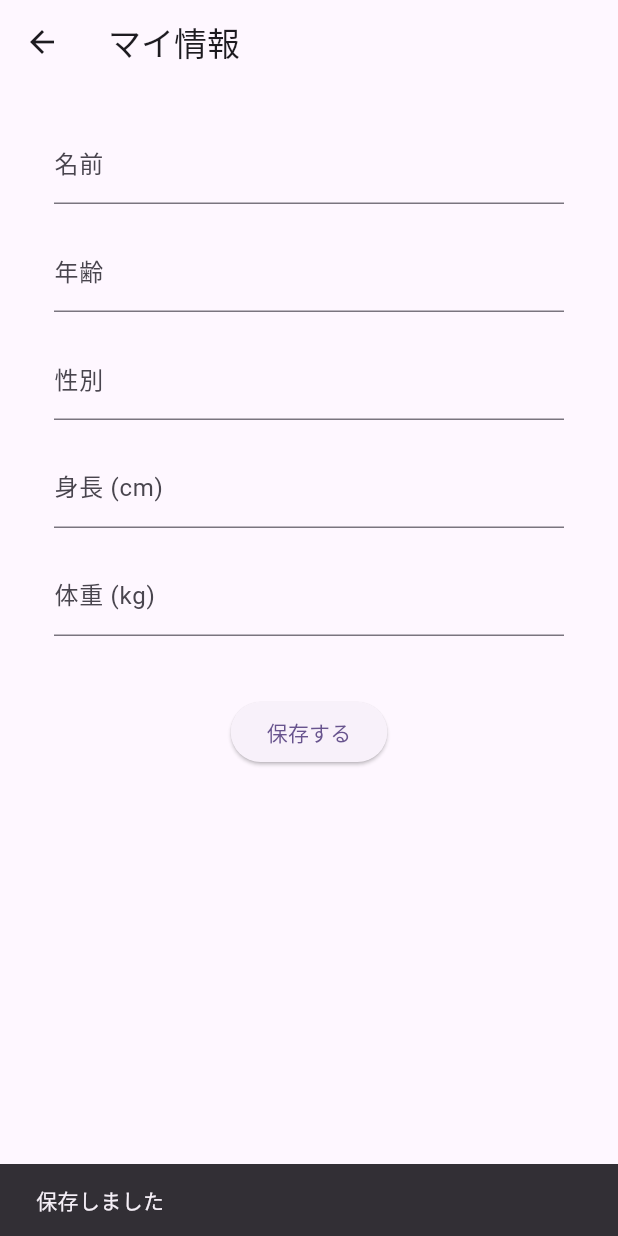
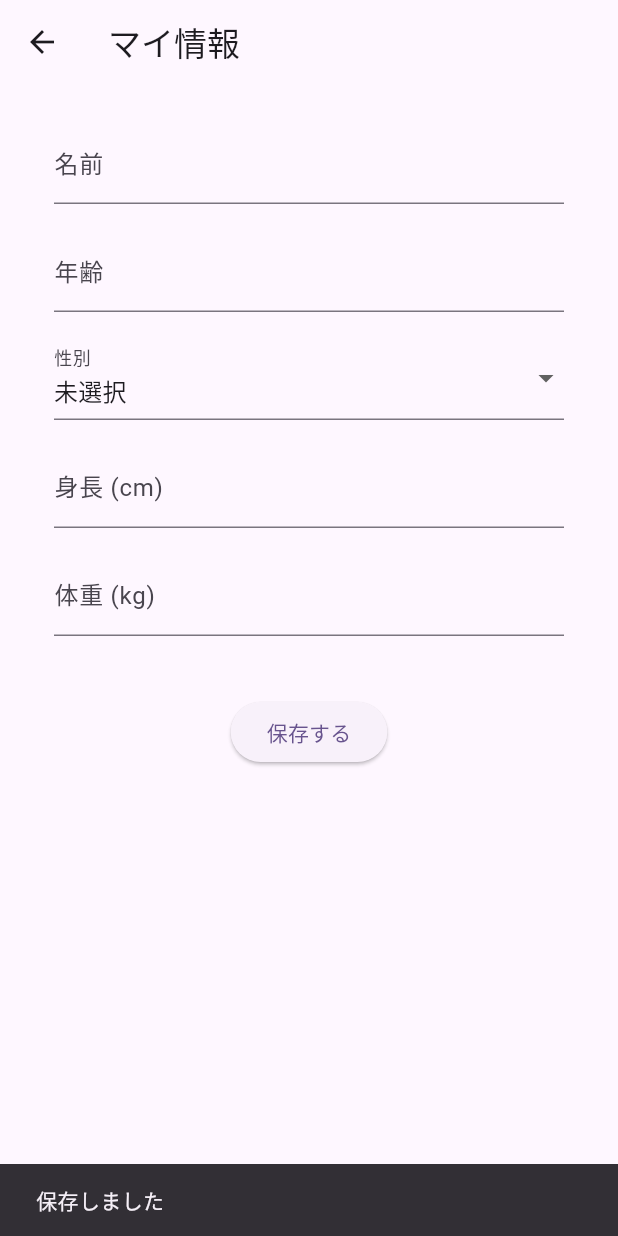
Before and after one commit to i-kondou/hack_village, a Flutter app: the MyInformationPage screen opened by its route, after a tap on "保存する", on a phone screen of 412 x 824 dp. Run offline on Flutter 3.47's test engine with Material 3 defaults, Android fonts, the phone set to English and light mode, and no system bars; our stand-ins replace camera, firebase_auth, firebase_core, firebase_storage, google_sign_in, image_picker and 1 more; accounts and stored records are empty.

Commit message:
性別をドロップダウンから選ぶ形式に変更

```diff
--- a/g-kimura/dietitian/lib/my_information_page.dart
+++ b/g-kimura/dietitian/lib/my_information_page.dart
@@ -10,13 +10,16 @@ class MyInformationPage extends StatefulWidget {
 class _MyInformationPageState extends State<MyInformationPage> {
   List<String> keys = ['名前', '年齢', '性別', '身長 (cm)', '体重 (kg)'];
   Map<String, TextEditingController> _controllers = {};
+  String _selectedGender = '未選択';
 
   @override
   void initState() {
     super.initState();
     // 各キーに対応するコントローラーを初期化
     for (var key in keys) {
+      if (key != '性別') {
         _controllers[key] = TextEditingController();
+      }
     }
     _load();
   }
@@ -33,10 +36,14 @@ class _MyInformationPageState extends State<MyInformationPage> {
   // データの保存処理
   void _save() async {
     final prefs = await SharedPreferences.getInstance();
-    List<Map<String, String>> data = [
-      {for (var key in keys) key: _controllers[key]!.text},
-    ];
-    await prefs.setString('data', jsonEncode(data));
+    Map<String, String> data = {
+      for (var key in keys)
+        if (key == '性別')
+          key: _selectedGender
+        else
+          key: _controllers[key]!.text
+    };
+    await prefs.setString('data', jsonEncode([data]));
     ScaffoldMessenger.of(
       context,
     ).showSnackBar(SnackBar(content: Text('保存しました')));
@@ -51,7 +58,9 @@ class _MyInformationPageState extends State<MyInformationPage> {
       if (loaded.isNotEmpty && loaded[0] is Map<String, dynamic>) {
         Map<String, dynamic> userData = Map<String, dynamic>.from(loaded[0]);
         userData.forEach((key, value) {
-          if (_controllers.containsKey(key)) {
+          if (key == '性別') {
+            _selectedGender = value;
+          } else if (_controllers.containsKey(key)) {
             _controllers[key]!.text = value.toString();
           }
         });
@@ -62,17 +71,39 @@ class _MyInformationPageState extends State<MyInformationPage> {
 
   // 各要素を表示するウィジェット
   Widget _buildElement(String label) {
+    if (label == '性別') {
+      return Padding(
+        padding: const EdgeInsets.symmetric(vertical: 8.0, horizontal: 20),
+        child: DropdownButtonFormField<String>(
+          value: _selectedGender == '' ? '未選択' : _selectedGender,
+          decoration: InputDecoration(labelText: '性別'),
+          items: ['未選択', '男性', '女性', 'その他']
+              .map((gender) => DropdownMenuItem(
+                    value: gender,
+                    child: Text(gender),
+                  ))
+              .toList(),
+          onChanged: (value) {
+            if (value != null) {
+              setState(() {
+                _selectedGender = value;
+              });
+            }
+          },
+        ),
+      );
+    } else {
       return Padding(
         padding: const EdgeInsets.symmetric(vertical: 8.0, horizontal: 20),
         child: TextField(
           controller: _controllers[label],
           decoration: InputDecoration(labelText: label),
-        keyboardType:
-            ['年齢', '身長 (cm)', '体重 (kg)'].contains(label)
+          keyboardType: ['年齢', '身長 (cm)', '体重 (kg)'].contains(label)
               ? TextInputType.number
               : TextInputType.text,
         ),
       );
+    }
   }
 
   @override
```
Lines whose indentation alone changed are shown as unchanged.
